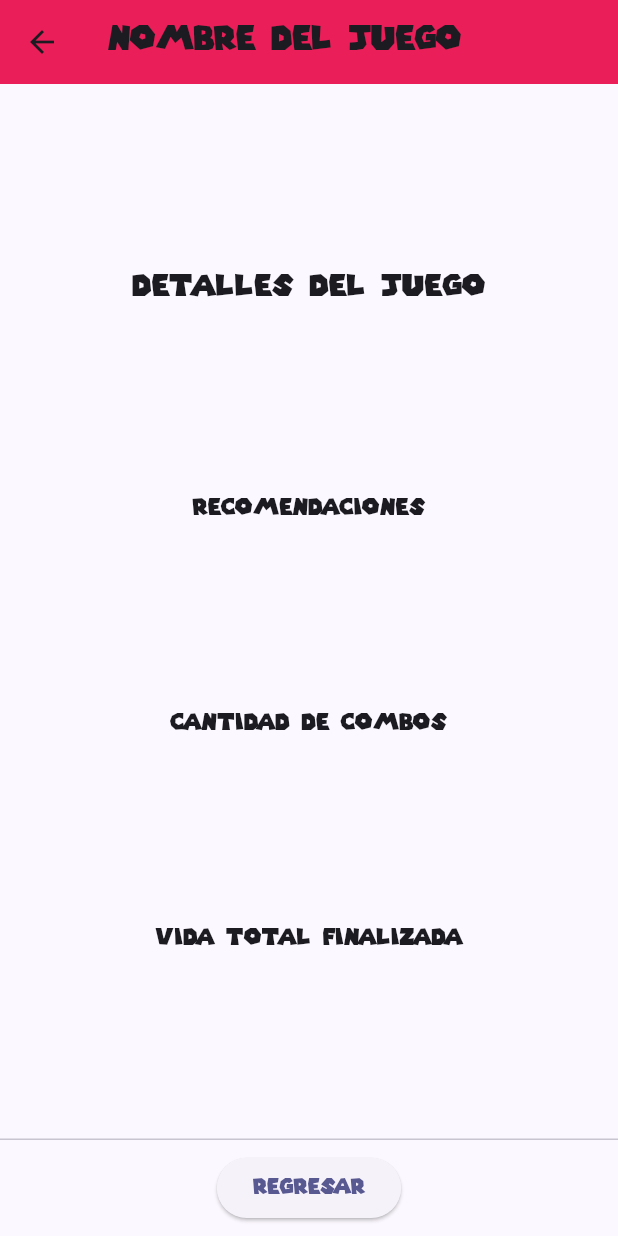
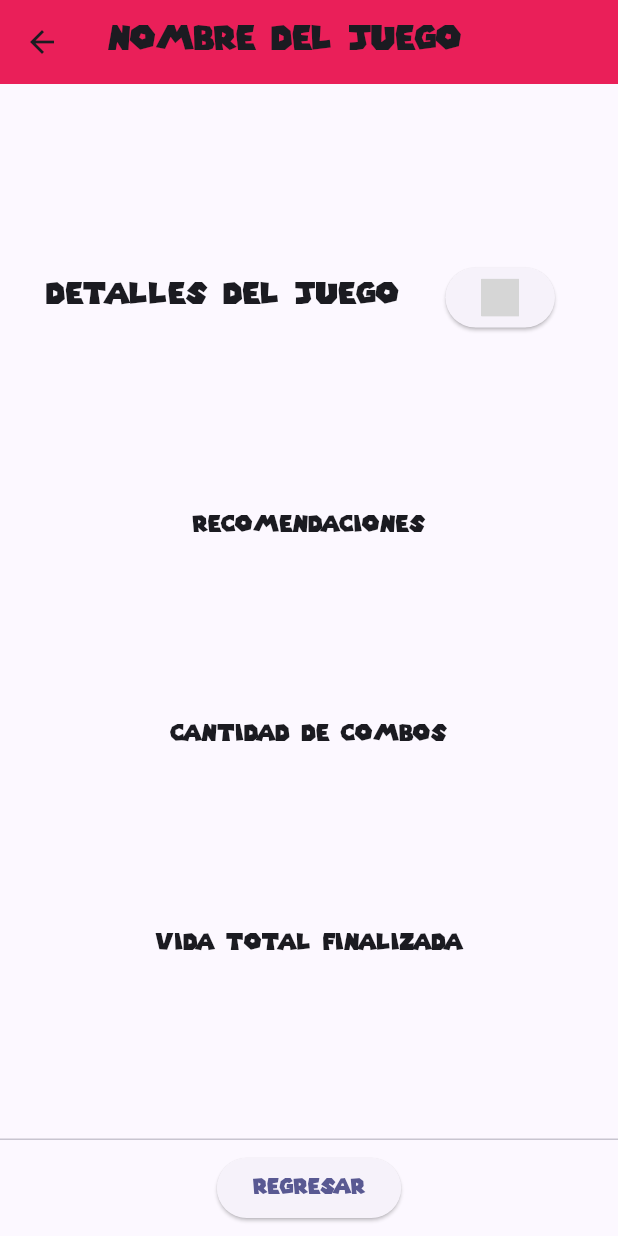
Before and after one commit to Katakur/Up_Grade, a Flutter app: the listaJuegos screen opened directly, after a tap on "Juego 1", on a phone screen of 412 x 824 dp. Run offline on Flutter 3.47's test engine with Material 3 defaults, Android fonts, the phone set to English and light mode, and no system bars; our stand-ins replace flutter_svg; grey boxes are pictures that could not be loaded.

Commit message:
Avance 5
más botones y agregar más cosas a Detalles rutina

```diff
--- a/up_grade/lib/detallesRutina.dart
+++ b/up_grade/lib/detallesRutina.dart
@@ -8,6 +8,8 @@ class DetallesRutina extends StatelessWidget {
 
   @override
   Widget build(BuildContext context) {
+    int iD_Juego_Seleccionado = 1;
+    String iconFavorite = "assets/favorite.svg";
 
     return Scaffold(
       appBar: AppBar(
@@ -22,7 +24,15 @@ class DetallesRutina extends StatelessWidget {
       child:  Column(
           mainAxisAlignment: MainAxisAlignment.spaceEvenly,
           children: [
-            Text("Detalles del juego", style: TextStyle(fontFamily: "Mario", fontSize: 20)),
+            Row(
+            children:[ Text("   Detalles del juego   ", style: TextStyle(fontFamily: "Mario", fontSize: 20)),
+            ElevatedButton(
+            onPressed: () {
+              iD_Juego_Seleccionado = 0; //ir a lista de juegos
+              Color.fromARGB(1, 1, 1, 1);
+            },
+            child: SvgPicture.asset(iconFavorite, height: 25, width: 25,)),
+            ]),
             Text("Recomendaciones", style: TextStyle(fontFamily: "Mario", fontSize: 15)),
             Text("Cantidad de combos", style: TextStyle(fontFamily: "Mario", fontSize: 15)),
             Text("Vida total finalizada", style: TextStyle(fontFamily: "Mario", fontSize: 15)),
--- a/up_grade/lib/listaJuegos.dart
+++ b/up_grade/lib/listaJuegos.dart
@@ -8,6 +8,9 @@ class listaJuegos extends StatelessWidget {
 
   @override
   Widget build(BuildContext context) {
+    //String iconUser = "assets/user.svg";
+    int iD_Juego = 1; // ID del juego seleccionado
+
      return Scaffold(
       appBar: AppBar(
 
```
